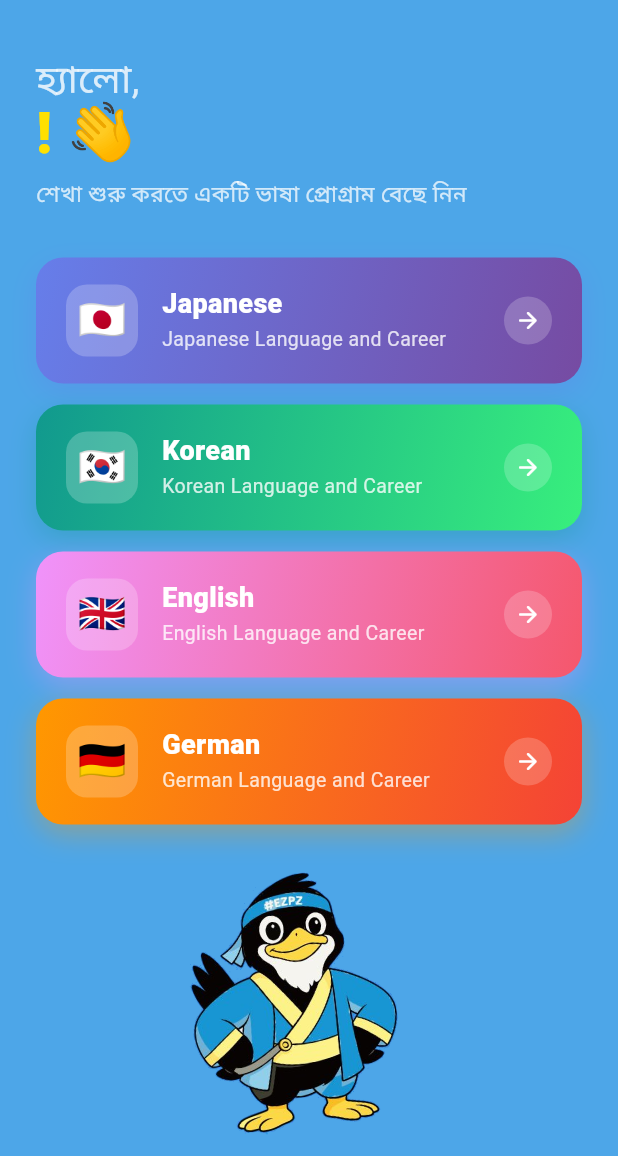
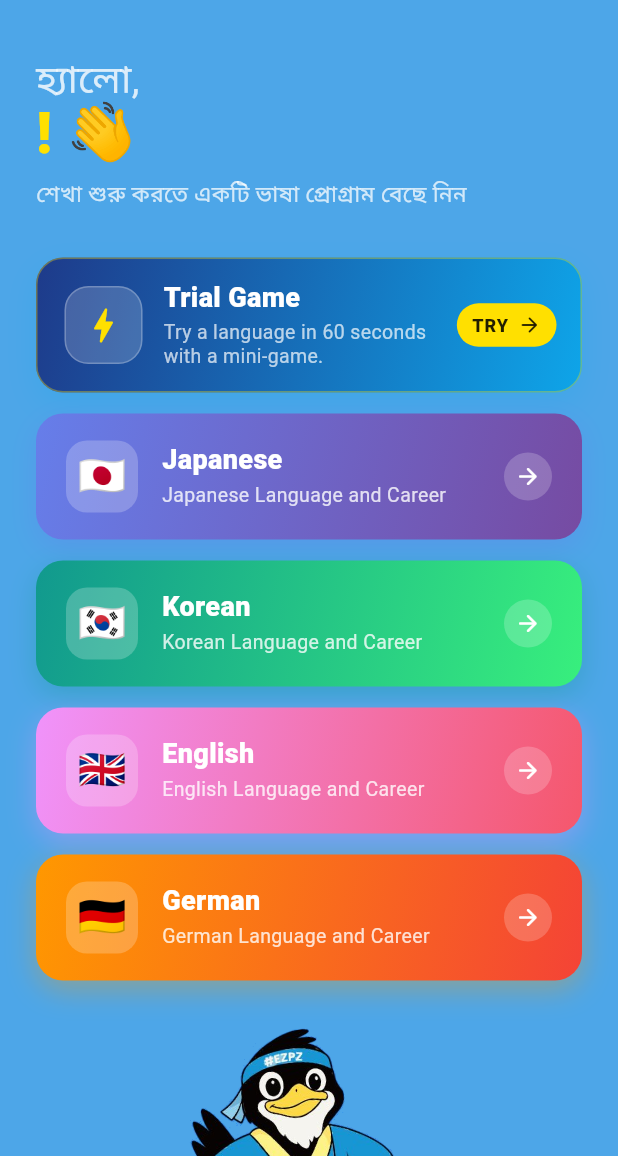
Before and after one commit to Faiaaz/EdTech-language-learning, a Flutter app: the HomeScreen screen opened directly, on a phone screen of 412 x 824 dp, the part 80-1236 px from its top. Run offline on Flutter 3.47's test engine with Material 3 defaults, Android fonts, the phone set to English and light mode, and no system bars; our stand-ins replace confetti, flutter_secure_storage, flutter_tts, font_awesome_flutter, get, image_picker and 3 more; accounts and stored records are empty; network calls fail.

Commit message:
Restore trial game card to home screen
Adds the Trial Game card back to HomeScreen above the language program
cards, with staggered entrance animation and navigation to
TrialGameLanguagePickerScreen.

https://claude.ai/code/session_01LzffNYmMNsKyEhz5dWrvv4

```diff
--- a/lib/screens/home_screen.dart
+++ b/lib/screens/home_screen.dart
@@ -7,6 +7,7 @@ import 'package:ez_trainz/controllers/program_controller.dart';
 import 'package:ez_trainz/models/program.dart';
 import 'package:ez_trainz/screens/main_shell_screen.dart';
 import 'package:ez_trainz/screens/login_screen.dart';
+import 'package:ez_trainz/screens/trial_game_language_picker_screen.dart';
 import 'package:ez_trainz/widgets/streak_pill.dart';
 
 class HomeScreen extends StatefulWidget {
@@ -32,6 +33,8 @@ class _HomeScreenState extends State<HomeScreen> with TickerProviderStateMixin {
   late Animation<Offset>   _card3Slide;
   late Animation<double>   _card4Fade;
   late Animation<Offset>   _card4Slide;
+  late Animation<double>   _card5Fade;
+  late Animation<Offset>   _card5Slide;
 
   // ── Waving arm animation ───────────────────────────────────────
   late AnimationController _waveCtrl;
@@ -85,6 +88,13 @@ class _HomeScreenState extends State<HomeScreen> with TickerProviderStateMixin {
     );
     _card4Slide = Tween<Offset>(begin: const Offset(0.3, 0), end: Offset.zero).animate(
       CurvedAnimation(parent: _cardsCtrl, curve: const Interval(0.5, 1.0, curve: Curves.easeOutCubic)),
+    );
+
+    _card5Fade = Tween<double>(begin: 0.0, end: 1.0).animate(
+      CurvedAnimation(parent: _cardsCtrl, curve: const Interval(0.6, 1.0, curve: Curves.easeOut)),
+    );
+    _card5Slide = Tween<Offset>(begin: const Offset(0.3, 0), end: Offset.zero).animate(
+      CurvedAnimation(parent: _cardsCtrl, curve: const Interval(0.6, 1.0, curve: Curves.easeOutCubic)),
     );
 
     Future.delayed(const Duration(milliseconds: 400), () {
@@ -248,6 +258,28 @@ class _HomeScreenState extends State<HomeScreen> with TickerProviderStateMixin {
 
                     const SizedBox(height: 32),
 
+                    // ── TRIAL GAME CARD ─────────────────────────────
+                    AnimatedBuilder(
+                      animation: _cardsCtrl,
+                      builder: (context, _) {
+                        return SlideTransition(
+                          position: _card1Slide,
+                          child: FadeTransition(
+                            opacity: _card1Fade,
+                            child: _TrialGameCard(
+                              onTap: () => Get.to(
+                                () => const TrialGameLanguagePickerScreen(),
+                                transition: Transition.rightToLeftWithFade,
+                                duration: const Duration(milliseconds: 260),
+                              ),
+                            ),
+                          ),
+                        );
+                      },
+                    ),
+
+                    const SizedBox(height: 14),
+
                     // ── PROGRAM CARDS (JLC, KLC, ELC, GLC) ─────────
                     AnimatedBuilder(
                       animation: _cardsCtrl,
@@ -255,9 +287,9 @@ class _HomeScreenState extends State<HomeScreen> with TickerProviderStateMixin {
                         return Column(
                           children: [
                             SlideTransition(
-                              position: _card1Slide,
+                              position: _card2Slide,
                               child: FadeTransition(
-                                opacity: _card1Fade,
+                                opacity: _card2Fade,
                                 child: _NavCard(
                                   title: Program.jlc.name,
                                   subtitle: Program.jlc.subtitle,
@@ -269,9 +301,9 @@ class _HomeScreenState extends State<HomeScreen> with TickerProviderStateMixin {
                             ),
                             const SizedBox(height: 14),
                             SlideTransition(
-                              position: _card2Slide,
+                              position: _card3Slide,
                               child: FadeTransition(
-                                opacity: _card2Fade,
+                                opacity: _card3Fade,
                                 child: _NavCard(
                                   title: Program.klc.name,
                                   subtitle: Program.klc.subtitle,
@@ -283,9 +315,9 @@ class _HomeScreenState extends State<HomeScreen> with TickerProviderStateMixin {
                             ),
                             const SizedBox(height: 14),
                             SlideTransition(
-                              position: _card3Slide,
+                              position: _card4Slide,
                               child: FadeTransition(
-                                opacity: _card3Fade,
+                                opacity: _card4Fade,
                                 child: _NavCard(
                                   title: Program.elc.name,
                                   subtitle: Program.elc.subtitle,
@@ -297,9 +329,9 @@ class _HomeScreenState extends State<HomeScreen> with TickerProviderStateMixin {
                             ),
                             const SizedBox(height: 14),
                             SlideTransition(
-                              position: _card4Slide,
+                              position: _card5Slide,
                               child: FadeTransition(
-                                opacity: _card4Fade,
+                                opacity: _card5Fade,
                                 child: _NavCard(
                                   title: Program.glc.name,
                                   subtitle: Program.glc.subtitle,
@@ -357,6 +389,106 @@ class _HomeScreenState extends State<HomeScreen> with TickerProviderStateMixin {
               ),
             ),
           ),
+        ),
+      ),
+    );
+  }
+}
+
+// ── TRIAL GAME CARD ────────────────────────────────────────────────────
+class _TrialGameCard extends StatelessWidget {
+  const _TrialGameCard({required this.onTap});
+
+  final VoidCallback onTap;
+
+  static const _gold = Color(0xFFFFE000);
+
+  @override
+  Widget build(BuildContext context) {
+    return GestureDetector(
+      onTap: onTap,
+      child: Container(
+        width: double.infinity,
+        padding: const EdgeInsets.fromLTRB(18, 16, 16, 16),
+        decoration: BoxDecoration(
+          gradient: const LinearGradient(
+            colors: [Color(0xFF1E3A8A), Color(0xFF0EA5E9)],
+            begin: Alignment.topLeft,
+            end: Alignment.bottomRight,
+          ),
+          borderRadius: BorderRadius.circular(18),
+          border: Border.all(color: _gold.withValues(alpha: 0.35), width: 1),
+          boxShadow: [
+            BoxShadow(
+              color: const Color(0xFF0EA5E9).withValues(alpha: 0.22),
+              blurRadius: 18,
+              offset: const Offset(0, 8),
+            ),
+          ],
+        ),
+        child: Row(
+          children: [
+            Container(
+              width: 52,
+              height: 52,
+              decoration: BoxDecoration(
+                color: Colors.white.withValues(alpha: 0.18),
+                borderRadius: BorderRadius.circular(16),
+                border: Border.all(color: Colors.white.withValues(alpha: 0.24)),
+              ),
+              alignment: Alignment.center,
+              child: const Icon(Icons.bolt_rounded, color: _gold, size: 30),
+            ),
+            const SizedBox(width: 14),
+            const Expanded(
+              child: Column(
+                crossAxisAlignment: CrossAxisAlignment.start,
+                children: [
+                  Text(
+                    'Trial Game',
+                    style: TextStyle(
+                      color: Colors.white,
+                      fontSize: 18,
+                      fontWeight: FontWeight.w900,
+                      height: 1.1,
+                    ),
+                  ),
+                  SizedBox(height: 4),
+                  Text(
+                    'Try a language in 60 seconds with a mini-game.',
+                    style: TextStyle(
+                      color: Colors.white70,
+                      fontSize: 13,
+                      height: 1.25,
+                    ),
+                  ),
+                ],
+              ),
+            ),
+            Container(
+              padding: const EdgeInsets.symmetric(horizontal: 10, vertical: 6),
+              decoration: BoxDecoration(
+                color: _gold,
+                borderRadius: BorderRadius.circular(999),
+              ),
+              child: const Row(
+                mainAxisSize: MainAxisSize.min,
+                children: [
+                  Text(
+                    'TRY',
+                    style: TextStyle(
+                      color: Colors.black87,
+                      fontSize: 12,
+                      fontWeight: FontWeight.w900,
+                      letterSpacing: 0.6,
+                    ),
+                  ),
+                  SizedBox(width: 6),
+                  Icon(Icons.arrow_forward_rounded, color: Colors.black87, size: 16),
+                ],
+              ),
+            ),
+          ],
         ),
       ),
     );
```
